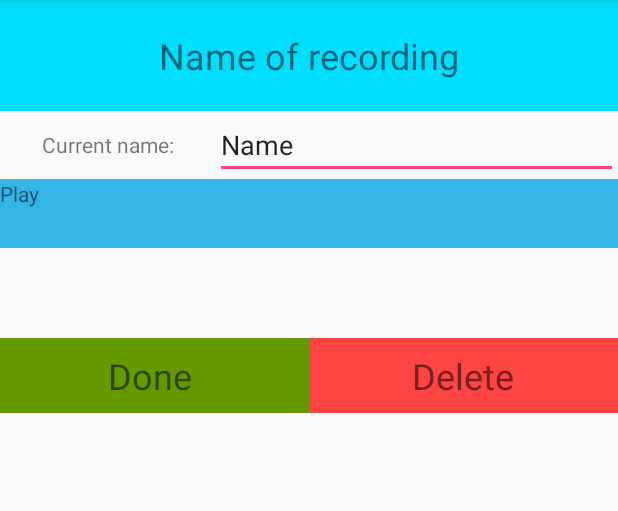
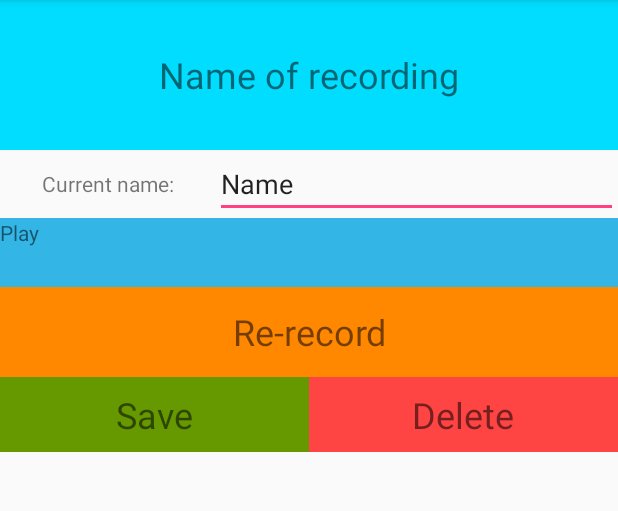
Before and after one commit to Savodir/AppOfTheYear, an Android app: the Editscreen screen opened directly, with no data from a screen before it, on a phone screen of 412 x 824 dp, the part 84-595 px from its top. Run offline under Robolectric (Android 15) with nearby library versions, the light colour scheme and no system bars; 2 statements that could not run were skipped.

Commit message:
It's a girl!

```diff
--- a/app/src/main/java/eaict/luyksvancluysen/Newsound.java
+++ b/app/src/main/java/eaict/luyksvancluysen/Newsound.java
@@ -35,13 +35,11 @@ public class Newsound extends MainActivity {
     String outputFile;
     String name;
     int samplerate = 16000;
-    int numofsoundeffects;
     @Override
     protected void onCreate(@Nullable Bundle savedInstanceState) {
         super.onCreate(savedInstanceState);
         setContentView(R.layout.newsound);
         loadData();
-        numofsoundeffects = soundEffects.size() + 1;
         final TextView newrecord = findViewById(R.id.newrecord);
         final TextView newstoprecord = findViewById(R.id.newstoprecord);
         final TextView newsoundboard = findViewById(R.id.newaddsoundboard);
@@ -172,7 +170,7 @@ public class Newsound extends MainActivity {
         });
     }
     private void newSound() {
-        outputFile = Environment.getExternalStorageDirectory().getAbsolutePath() + "/recording"+ numofsoundeffects+ ".3gp";
+        outputFile = Environment.getExternalStorageDirectory().getAbsolutePath() + "/recording"+ soundEffects.size()+ ".3gp";
         tempSound = new MediaRecorder();
         tempSound.setAudioSource(MediaRecorder.AudioSource.MIC);
         tempSound.setOutputFormat(MediaRecorder.OutputFormat.THREE_GPP);
--- a/app/src/main/res/layout/editscreen.xml
+++ b/app/src/main/res/layout/editscreen.xml
@@ -13,7 +13,7 @@
         <TextView
             android:id="@+id/editDefName"
             android:layout_width="match_parent"
-            android:layout_height="74dp"
+            android:layout_height="100dp"
             android:background="@android:color/holo_blue_bright"
             android:gravity="center"
             android:text="Name of recording"
@@ -54,7 +54,6 @@
             android:id="@+id/editRecord"
             android:layout_width="match_parent"
             android:layout_height="60dp"
-            android:layout_weight="5"
             android:background="@android:color/holo_orange_dark"
             android:gravity="center"
             android:text="Re-record"
@@ -70,14 +69,11 @@
                 android:id="@+id/editStopRecord"
                 android:layout_width="match_parent"
                 android:layout_height="60dp"
-                android:layout_gravity="center"
+                android:layout_weight="0"
                 android:background="@android:color/holo_red_dark"
                 android:gravity="center"
                 android:text="Stop Recording"
-                android:textAlignment="center"
-                android:textAllCaps="true"
-                android:textSize="24sp"
-                android:visibility="invisible" />
+                android:textSize="24sp" />
 
             <LinearLayout
                 android:layout_width="match_parent"
@@ -110,7 +106,7 @@
 
         <LinearLayout
             android:layout_width="match_parent"
-            android:layout_height="wrap_content"
+            android:layout_height="0dp"
 
             android:layout_weight="1"
             android:orientation="vertical"
@@ -122,20 +118,20 @@
                 android:orientation="horizontal">
 
                 <TextView
-                    android:id="@+id/editDone"
+                    android:id="@+id/editSave"
                     android:layout_width="match_parent"
                     android:layout_height="match_parent"
-                    android:layout_weight="50"
+                    android:layout_weight="33"
                     android:background="@android:color/holo_green_dark"
                     android:gravity="center"
-                    android:text="Done "
+                    android:text="Save"
                     android:textSize="24sp" />
 
                 <TextView
                     android:id="@+id/editDelete"
                     android:layout_width="match_parent"
                     android:layout_height="50dp"
-                    android:layout_weight="50"
+                    android:layout_weight="33"
                     android:background="@android:color/holo_red_light"
                     android:gravity="center"
                     android:text="Delete"
```
Also changed, not shown: app/src/main/java/eaict/luyksvancluysen/Editscreen.java (+22 -9 lines).
